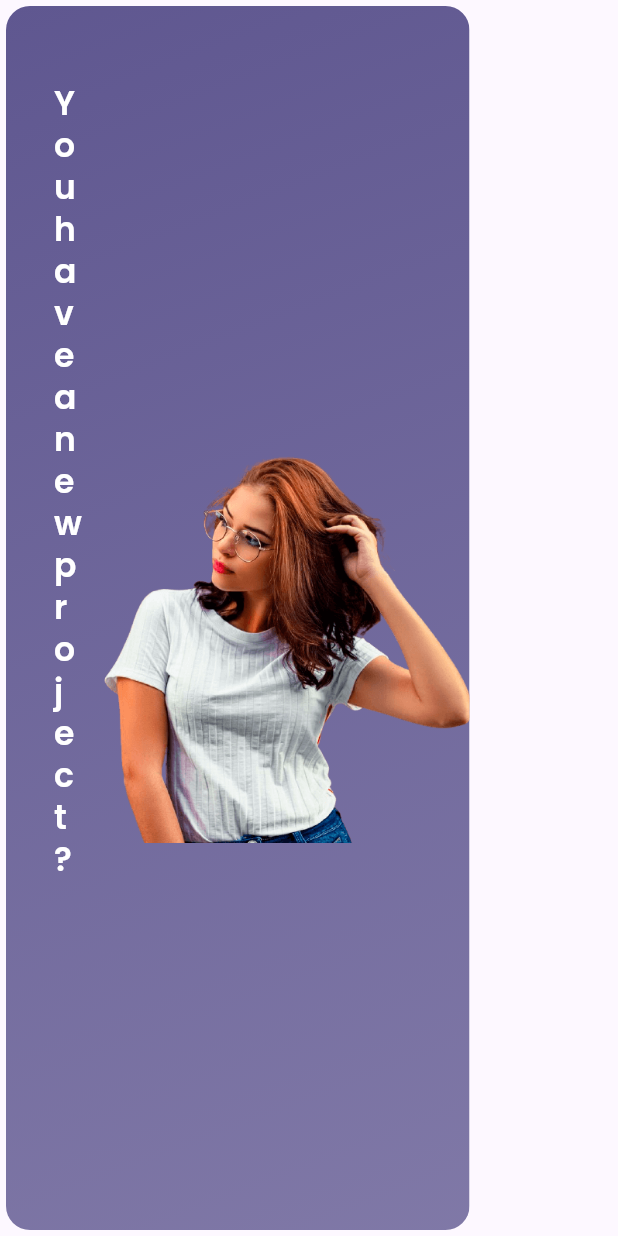
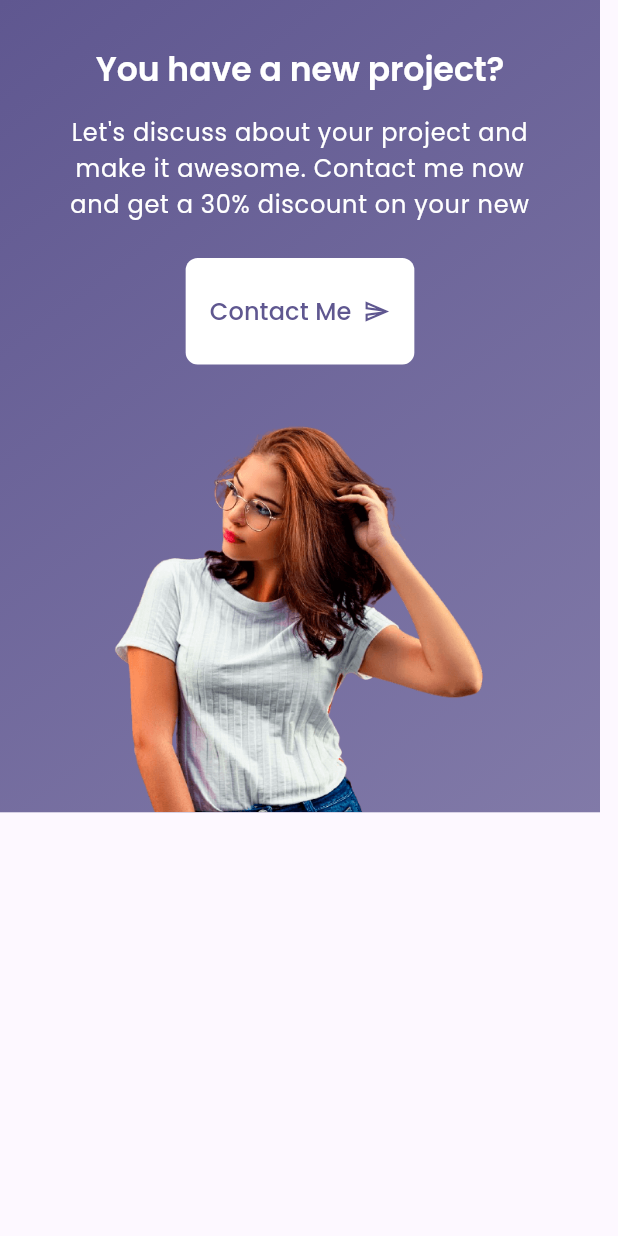
Before and after one commit to ubu2020user/Portfolio, a Flutter app: the CallToActionWidget widget shown alone on an empty page, opened directly, on a phone screen of 412 x 824 dp. Run offline on Flutter 3.47's test engine with Material 3 defaults, Android fonts, the phone set to English and light mode, and no system bars; our stand-ins replace flutter_carousel_widget, shared_preferences; accounts and stored records are empty; network calls fail; statements that could not run were skipped.

Commit message:
Responsive Components

```diff
--- a/lib/utils/constants.dart
+++ b/lib/utils/constants.dart
@@ -1,4 +1,6 @@
 class Constants {
   static const double elevation = 6;
   static const double borderRadius = 10;
+  static const double tabletRowHeight = 400;
+  static const double tabletRowWidth = 875;
 }
--- a/lib/widgets/call_to_action_widget.dart
+++ b/lib/widgets/call_to_action_widget.dart
@@ -1,8 +1,7 @@
-import 'dart:ui';
-
 import 'package:flutter/material.dart';
 import 'package:portfolio/utils/buttons.dart';
 import 'package:portfolio/utils/constants.dart';
+import 'package:portfolio/utils/device_type.dart';
 import 'package:portfolio/utils/extensions/build_extension.dart';
 import 'package:portfolio/utils/globals.dart';
 
@@ -23,31 +22,146 @@ class CallToActionWidget extends StatelessWidget {
 
   @override
   Widget build(BuildContext context) {
-    var width = MediaQuery.of(context).size.width * 0.75;
-    double height = 300;
-    var photoWidth = 250;
+    double photoWidth = 250;
 
-    double padding = 32;
     var gradient = LinearGradient(colors: [
       context.colorScheme.primary,
       context.colorScheme.primary.withAlpha(200),
     ], begin: Alignment.topLeft, end: Alignment.bottomRight);
 
+    return isDeviceTypePhone(context)
+        ? _CallToActionPhone(
+            isElevated: isElevated,
+            photoWidth: photoWidth,
+            description: description,
+            title: title,
+            buttonText: buttonText,
+            onPressed: onPressed,
+            gradient: gradient,
+          )
+        : _CallToActionTablet(
+            isElevated: isElevated,
+            photoWidth: photoWidth,
+            description: description,
+            title: title,
+            onPressed: onPressed,
+            buttonText: buttonText,
+            gradient: gradient,
+          );
+  }
+}
+
+class _CallToActionPhone extends StatelessWidget {
+  const _CallToActionPhone(
+      {super.key,
+      required this.isElevated,
+      required this.photoWidth,
+      required this.description,
+      required this.title,
+      required this.buttonText,
+      required this.onPressed,
+      required this.gradient});
+
+  final bool isElevated;
+  final double photoWidth;
+
+  final String description, title, buttonText;
+  final void Function()? onPressed;
+
+  final LinearGradient gradient;
+
+  @override
+  Widget build(BuildContext context) {
+    return Container(
+      constraints: const BoxConstraints(maxWidth: Constants.tabletRowHeight),
+      width: MediaQuery.of(context).size.width,
+      decoration: BoxDecoration(gradient: gradient),
+      child: Padding(
+        padding: const EdgeInsets.fromLTRB(32, 32, 32, 0),
+        child: Column(
+          mainAxisSize: MainAxisSize.min,
+          mainAxisAlignment: MainAxisAlignment.center,
+          crossAxisAlignment: CrossAxisAlignment.center,
+          children: [
+            Text(
+              title,
+              style: context.textTheme.titleLarge?.copyWith(color: Colors.white),
+            ),
+            space(height: 16),
+            Text(
+              description,
+              maxLines: 3,
+              textAlign: TextAlign.center,
+              style: context.textTheme.bodyLarge?.copyWith(color: Colors.white),
+            ),
+            space(height: 16),
+            spacer,
+            Buttons.roundedButton(
+              context,
+              text: buttonText,
+              onPressed: onPressed,
+            ),
+            space(height: 32),
+            Container(
+              constraints: BoxConstraints(
+                maxWidth: photoWidth,
+              ),
+              alignment: Alignment.bottomCenter,
+              child: Image.asset(
+                "assets/avatar/side.png",
+                fit: BoxFit.cover,
+              ),
+            ),
+          ],
+        ),
+      ),
+    );
+  }
+}
+
+class _CallToActionTablet extends StatelessWidget {
+  const _CallToActionTablet(
+      {super.key,
+      required this.isElevated,
+      required this.photoWidth,
+      required this.description,
+      required this.title,
+      required this.buttonText,
+      required this.onPressed,
+      required this.gradient});
+
+  final bool isElevated;
+  final double photoWidth;
+
+  final String description, title, buttonText;
+  final void Function()? onPressed;
+
+  final LinearGradient gradient;
+
+  @override
+  Widget build(BuildContext context) {
     return Card(
       elevation: isElevated ? Constants.elevation : 0,
       shape: RoundedRectangleBorder(borderRadius: BorderRadius.circular(16)),
       child: ClipRRect(
         borderRadius: BorderRadius.circular(16),
         child: Container(
-          width: width,
+          constraints: const BoxConstraints(
+            maxWidth: Constants.tabletRowWidth,
+          ),
+          width: MediaQuery.of(context).size.width * 0.75,
+          height: 300,
           decoration: BoxDecoration(gradient: gradient),
           child: Row(
             mainAxisSize: MainAxisSize.min,
             children: [
               Padding(
-                padding: EdgeInsets.fromLTRB(padding, padding, padding, 0),
-                child: SizedBox(
-                  width: width - photoWidth - padding * 2.5,
+                padding: const EdgeInsets.fromLTRB(32, 32, 32, 0),
+                child: Container(
+                  constraints: BoxConstraints(
+                    maxWidth: 700 - photoWidth,
+                  ),
+                  width: MediaQuery.of(context).size.width * 0.7 - photoWidth,
                   child: Column(
                     crossAxisAlignment: CrossAxisAlignment.start,
                     mainAxisAlignment: MainAxisAlignment.center,
@@ -76,15 +190,19 @@ class CallToActionWidget extends StatelessWidget {
                   ),
                 ),
               ),
+              const Expanded(child: SizedBox()),
               Container(
+                constraints: BoxConstraints(
+                  maxWidth: photoWidth,
+                ),
                 alignment: Alignment.bottomLeft,
-                height: height,
-                width: photoWidth.toDouble(),
+                width: MediaQuery.of(context).size.width * 0.28,
                 child: Image.asset(
                   "assets/avatar/side.png",
                   fit: BoxFit.cover,
                 ),
               ),
+              const Expanded(child: SizedBox()),
             ],
           ),
         ),
--- a/lib/widgets/testimonial/testimonial_widget.dart
+++ b/lib/widgets/testimonial/testimonial_widget.dart
@@ -1,4 +1,5 @@
 import 'package:flutter/material.dart';
+import 'package:portfolio/utils/constants.dart';
 import 'package:portfolio/utils/extensions/build_extension.dart';
 import 'package:portfolio/widgets/testimonial/testimonial_model.dart';
 
@@ -17,7 +18,10 @@ class TestimonialWidget extends StatelessWidget {
     }
 
     return Container(
-      width: MediaQuery.of(context).size.width * 0.5,
+      constraints: const BoxConstraints(
+        maxWidth: Constants.tabletRowWidth,
+      ),
+      width: MediaQuery.of(context).size.width * 0.8,
       child: Card(
         elevation: 0,
         child: Column(
```
Also changed, not shown: lib/main.dart (+4 -6 lines), lib/widgets/about_me/about_me_widget.dart (+24 -9 lines), lib/widgets/qualification/qualifications_widget.dart (+11 -12 lines), lib/widgets/qualification/single_qualification/single_qualification_widget.dart (+34 -21 lines).
